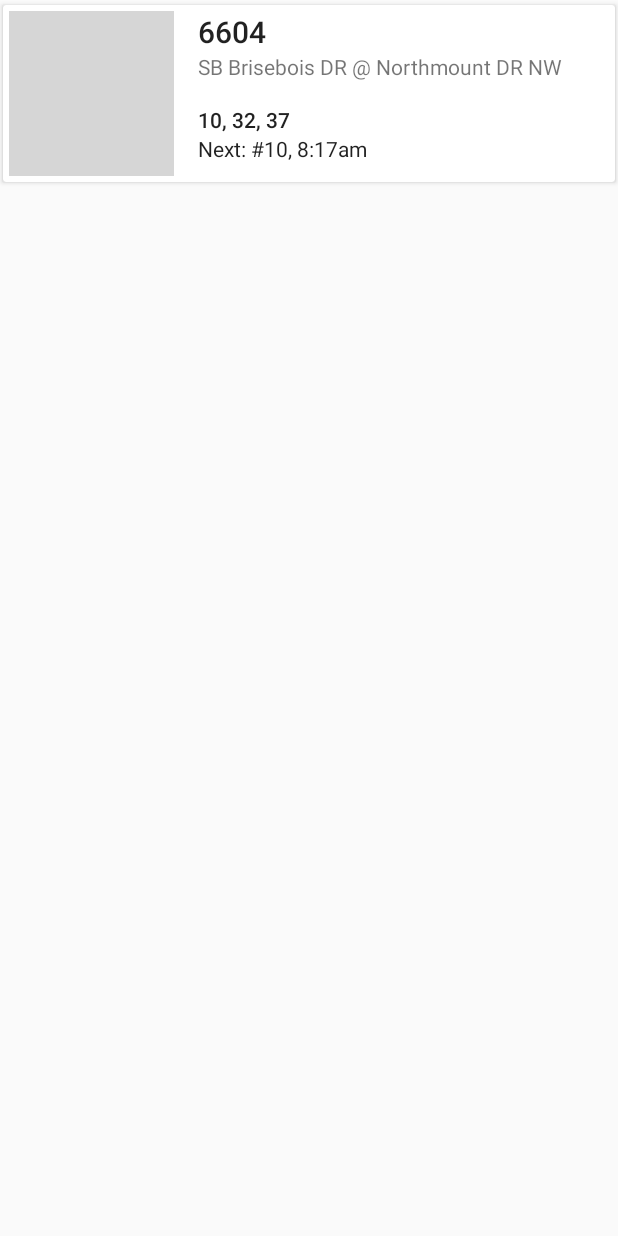
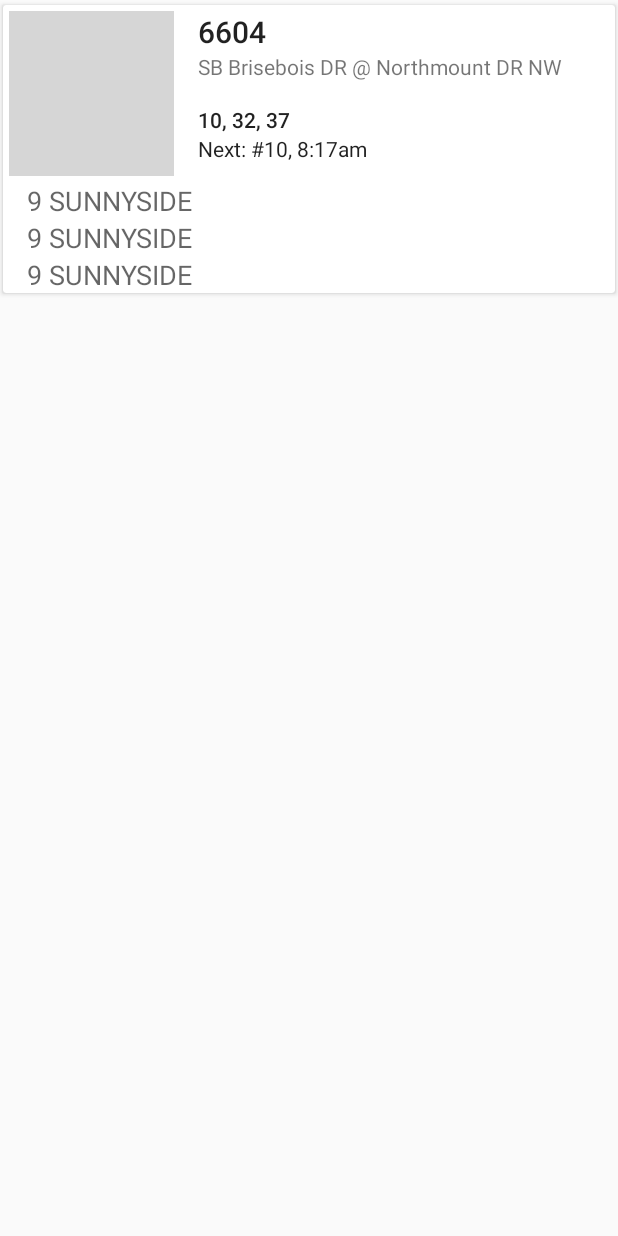
Before and after one commit to thorinside/TransitTamer2, an Android app: the layout item_stop.xml on its own in the app's theme, with its tools: preview values and no code run, on a phone screen of 412 x 824 dp. Run offline under Robolectric (Android 15) with nearby library versions, the phone set to English and light mode, and no system bars; grey boxes are pictures that could not be loaded.

Commit message:
Get the routes to display on tapping a stop

```diff
--- a/mobile/src/debug/res/values/flavor.xml
+++ b/mobile/src/debug/res/values/flavor.xml
@@ -1,4 +1,4 @@
 <?xml version="1.0" encoding="utf-8"?>
 <resources>
-    <string name="endpoint">http://192.168.1.70:8787/tamer-v2/</string>
+    <string name="endpoint">http://192.168.1.84:8787/tamer-v2/</string>
 </resources>
--- a/mobile/src/main/res/layout/item_stop.xml
+++ b/mobile/src/main/res/layout/item_stop.xml
@@ -1,24 +1,16 @@
 <?xml version="1.0" encoding="utf-8"?>
 <layout xmlns:android="http://schemas.android.com/apk/res/android"
+        xmlns:binding="http://schemas.android.com/apk/res-auto"
         xmlns:card_view="http://schemas.android.com/apk/res-auto"
         xmlns:map="http://schemas.android.com/apk/res-auto"
         xmlns:tools="http://schemas.android.com/tools">
 
     <data>
 
-        <import type="org.nsdev.apps.transittamer.net.model.Stop"/>
+        <variable
+            name="viewModel"
+            type="org.nsdev.apps.transittamer.model.StopViewModel"/>
 
-        <variable
-            name="stop"
-            type="Stop"/>
-
-        <variable
-            name="routes"
-            type="String"/>
-
-        <variable
-            name="next"
-            type="String"/>
     </data>
 
     <LinearLayout
@@ -31,17 +23,23 @@
             android:layout_width="match_parent"
             android:layout_height="wrap_content"
             android:layout_gravity="center"
+            android:clickable="true"
             android:foreground="?attr/selectableItemBackground"
-            android:clickable="true"
+            android:onClick="@{viewModel.onClickListener}"
             card_view:cardBackgroundColor="@android:color/white"
             card_view:cardElevation="2dp"
+            card_view:cardPreventCornerOverlap="false"
             card_view:cardUseCompatPadding="true"
-            card_view:cardPreventCornerOverlap="false"
             >
 
             <LinearLayout
                 android:layout_width="match_parent"
-                android:layout_height="110dp"
+                android:layout_height="wrap_content"
+                android:orientation="vertical">
+
+                <LinearLayout
+                    android:layout_width="match_parent"
+                    android:layout_height="wrap_content"
                     android:layout_margin="4dp"
                     android:orientation="horizontal">
 
@@ -65,7 +63,7 @@
                         <TextView
                             android:layout_width="match_parent"
                             android:layout_height="wrap_content"
-                        android:text="@{stop.stop_code}"
+                            android:text="@{viewModel.stop.stop_code}"
                             android:textAppearance="@style/TextAppearance.AppCompat.Title"
                             tools:text="6604"/>
 
@@ -75,21 +73,21 @@
                             android:ellipsize="end"
                             android:lines="2"
                             android:maxLines="2"
-                        android:text="@{stop.stop_name}"
+                            android:text="@{viewModel.stop.stop_name}"
                             android:textAppearance="@style/TextAppearance.AppCompat.Small"
                             tools:text="SB Brisebois DR @ Northmount DR NW"/>
 
                         <TextView
                             android:layout_width="match_parent"
                             android:layout_height="wrap_content"
-                        android:text="@{routes}"
+                            android:text="@{viewModel.routes}"
                             android:textAppearance="@style/TextAppearance.AppCompat.Body2"
                             tools:text="10, 32, 37"/>
 
                         <TextView
                             android:layout_width="match_parent"
                             android:layout_height="wrap_content"
-                        android:text="@{next}"
+                            android:text="@{viewModel.next}"
                             android:textAppearance="@style/TextAppearance.AppCompat.Body1"
                             tools:text="Next: #10, 8:17am"/>
 
@@ -97,6 +95,22 @@
 
                 </LinearLayout>
 
+                <FrameLayout
+                    android:layout_width="match_parent"
+                    android:layout_height="wrap_content"
+                    binding:isGone="@{!viewModel.open}">
+
+                    <android.support.v7.widget.RecyclerView
+                        android:id="@+id/route_detail_list"
+                        android:layout_width="match_parent"
+                        android:layout_height="wrap_content"
+                        tools:listitem="@layout/item_stop_detail"
+                        />
+
+                </FrameLayout>
+
+            </LinearLayout>
+
         </android.support.v7.widget.CardView>
     </LinearLayout>
 </layout>
--- /dev/null
+++ b/mobile/src/main/res/layout/item_stop_detail.xml
@@ -0,0 +1,33 @@
+<?xml version="1.0" encoding="utf-8"?>
+<layout xmlns:android="http://schemas.android.com/apk/res/android"
+        xmlns:tools="http://schemas.android.com/tools">
+
+    <data>
+
+        <variable
+            name="route"
+            type="String"/>
+    </data>
+
+    <LinearLayout
+        android:layout_width="match_parent"
+        android:layout_height="wrap_content"
+        android:orientation="vertical">
+
+        <TextView
+            android:layout_marginStart="16dp"
+            android:layout_marginLeft="16dp"
+            android:textAppearance="@style/TextAppearance.AppCompat.Medium"
+            android:id="@+id/textView2"
+            android:layout_width="match_parent"
+            android:layout_height="wrap_content"
+            android:text="@{route}"
+            tools:text="9 SUNNYSIDE"/>
+
+        <android.support.v7.widget.RecyclerView
+            android:id="@+id/stop_times_list"
+            android:layout_width="match_parent"
+            android:layout_height="wrap_content"
+            tools:listitem="@layout/item_stop_times"/>
+    </LinearLayout>
+</layout>
```
Also changed, not shown: mobile/src/main/java/org/nsdev/apps/transittamer/fragment/StopFragment.java (+79 -7 lines), mobile/src/main/java/org/nsdev/apps/transittamer/managers/DataManager.java (+20 -3 lines), mobile/src/main/java/org/nsdev/apps/transittamer/model/StopViewModel.java (added, +52 -0 lines), mobile/src/main/java/org/nsdev/apps/transittamer/net/TransitTamerAPI.java (+9 -0 lines), mobile/src/main/java/org/nsdev/apps/transittamer/net/model/Trip.java (added, +77 -0 lines), mobile/src/main/java/org/nsdev/apps/transittamer/utils/ScheduleUtils.java (added, +44 -0 lines), mobile/src/main/res/layout/item_stop_times.xml (added, +25 -0 lines). Lines whose indentation alone changed are shown as unchanged.
